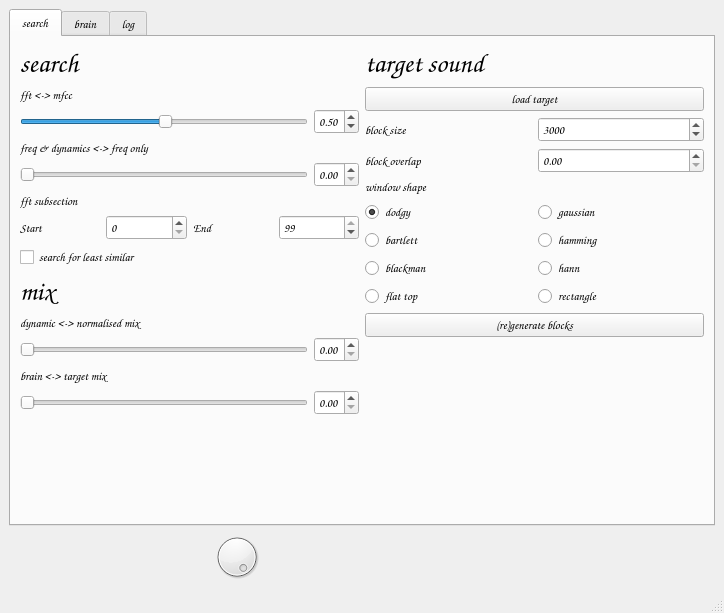
Qt form samplebrain/interface/samplebrain.ui (aeiouaeiouaeiouaeiouaeiouaeiou/samplebrain) before a commit.
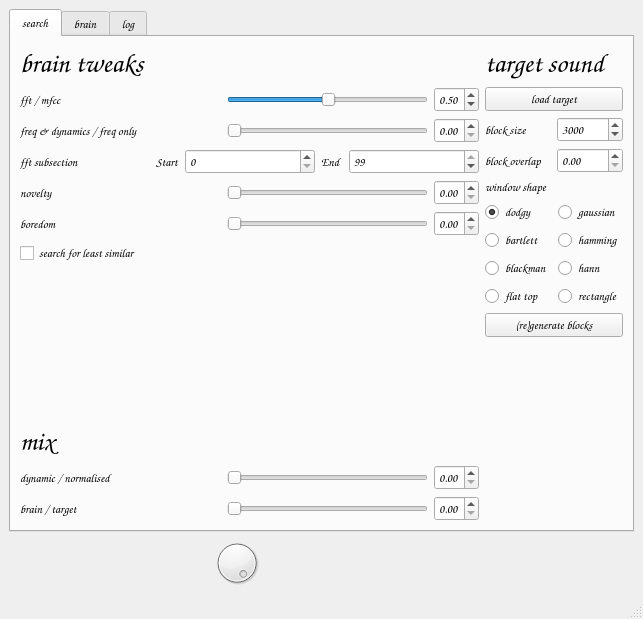
The same form after that commit. Icons and pictures are not drawn.

Commit message: lots of gui work, boredom/novelty sliders, started synaptic stuff

```diff
--- a/samplebrain/interface/samplebrain.ui
+++ b/samplebrain/interface/samplebrain.ui
@@ -6,8 +6,8 @@
    <rect>
     <x>0</x>
     <y>0</y>
-    <width>724</width>
-    <height>613</height>
+    <width>643</width>
+    <height>619</height>
    </rect>
   </property>
   <property name="windowTitle">
@@ -31,7 +31,7 @@
        <attribute name="title">
         <string>search</string>
        </attribute>
-       <layout class="QHBoxLayout" name="horizontalLayout_10">
+       <layout class="QHBoxLayout" name="horizontalLayout_17">
         <item>
          <layout class="QVBoxLayout" name="verticalLayout_3">
           <item>
@@ -45,27 +45,27 @@
              </font>
             </property>
             <property name="text">
-             <string>search</string>
-            </property>
-           </widget>
-          </item>
-          <item>
-           <widget class="QLabel" name="label_6">
-            <property name="font">
-             <font>
-              <family>Comic Sans MS</family>
-              <pointsize>9</pointsize>
-              <weight>75</weight>
-              <bold>true</bold>
-             </font>
-            </property>
-            <property name="text">
-             <string>fft &lt;-&gt; mfcc</string>
+             <string>brain tweaks</string>
             </property>
            </widget>
           </item>
           <item>
            <layout class="QHBoxLayout" name="horizontalLayout_16">
+            <item>
+             <widget class="QLabel" name="label_6">
+              <property name="font">
+               <font>
+                <family>Comic Sans MS</family>
+                <pointsize>9</pointsize>
+                <weight>75</weight>
+                <bold>true</bold>
+               </font>
+              </property>
+              <property name="text">
+               <string>fft / mfcc</string>
+              </property>
+             </widget>
+            </item>
             <item>
              <widget class="QSlider" name="sliderRatio">
               <property name="sizePolicy">
@@ -103,23 +103,23 @@
             </item>
            </layout>
           </item>
-          <item>
-           <widget class="QLabel" name="label_20">
-            <property name="font">
-             <font>
-              <family>Comic Sans MS</family>
-              <pointsize>9</pointsize>
-              <weight>75</weight>
-              <bold>true</bold>
-             </font>
-            </property>
-            <property name="text">
-             <string>freq &amp; dynamics &lt;-&gt; freq only</string>
-            </property>
-           </widget>
-          </item>
           <item>
            <layout class="QHBoxLayout" name="horizontalLayout">
+            <item>
+             <widget class="QLabel" name="label_20">
+              <property name="font">
+               <font>
+                <family>Comic Sans MS</family>
+                <pointsize>9</pointsize>
+                <weight>75</weight>
+                <bold>true</bold>
+               </font>
+              </property>
+              <property name="text">
+               <string>freq &amp; dynamics / freq only</string>
+              </property>
+             </widget>
+            </item>
             <item>
              <widget class="QSlider" name="sliderNRatio">
               <property name="sizePolicy">
@@ -157,25 +157,34 @@
             </item>
            </layout>
           </item>
-          <item>
-           <widget class="QLabel" name="label_7">
-            <property name="font">
-             <font>
-              <family>Comic Sans MS</family>
-              <pointsize>9</pointsize>
-              <weight>75</weight>
-              <bold>true</bold>
-             </font>
-            </property>
-            <property name="text">
-             <string>fft subsection</string>
-            </property>
-           </widget>
-          </item>
           <item>
            <layout class="QHBoxLayout" name="horizontalLayout_3">
+            <item>
+             <widget class="QLabel" name="label_7">
+              <property name="font">
+               <font>
+                <family>Comic Sans MS</family>
+                <pointsize>9</pointsize>
+                <weight>75</weight>
+                <bold>true</bold>
+               </font>
+              </property>
+              <property name="toolTip">
+               <string/>
+              </property>
+              <property name="text">
+               <string>fft subsection</string>
+              </property>
+             </widget>
+            </item>
             <item>
              <widget class="QLabel" name="label_9">
+              <property name="sizePolicy">
+               <sizepolicy hsizetype="Fixed" vsizetype="Preferred">
+                <horstretch>0</horstretch>
+                <verstretch>0</verstretch>
+               </sizepolicy>
+              </property>
               <property name="font">
                <font>
                 <family>Comic Sans MS</family>
@@ -189,10 +198,20 @@
              </widget>
             </item>
             <item>
-             <widget class="QSpinBox" name="spinBoxFFT1Start"/>
+             <widget class="QSpinBox" name="spinBoxFFT1Start">
+              <property name="toolTip">
+               <string>start frequency to use for fft match</string>
+              </property>
+             </widget>
             </item>
             <item>
              <widget class="QLabel" name="label_10">
+              <property name="sizePolicy">
+               <sizepolicy hsizetype="Fixed" vsizetype="Preferred">
+                <horstretch>0</horstretch>
+                <verstretch>0</verstretch>
+               </sizepolicy>
+              </property>
               <property name="font">
                <font>
                 <family>Comic Sans MS</family>
@@ -214,6 +233,126 @@
             </item>
            </layout>
           </item>
+          <item>
+           <layout class="QHBoxLayout" name="horizontalLayout_10">
+            <item>
+             <widget class="QLabel" name="label_24">
+              <property name="font">
+               <font>
+                <family>Comic Sans MS</family>
+                <pointsize>9</pointsize>
+                <weight>75</weight>
+                <bold>true</bold>
+               </font>
+              </property>
+              <property name="toolTip">
+               <string/>
+              </property>
+              <property name="text">
+               <string>novelty</string>
+              </property>
+             </widget>
+            </item>
+            <item>
+             <widget class="QSlider" name="sliderNovelty">
+              <property name="sizePolicy">
+               <sizepolicy hsizetype="Preferred" vsizetype="Fixed">
+                <horstretch>0</horstretch>
+                <verstretch>0</verstretch>
+               </sizepolicy>
+              </property>
+              <property name="toolTip">
+               <string>use new blocks rather than similar ones</string>
+              </property>
+              <property name="value">
+               <number>0</number>
+              </property>
+              <property name="orientation">
+               <enum>Qt::Horizontal</enum>
+              </property>
+             </widget>
+            </item>
+            <item>
+             <widget class="QDoubleSpinBox" name="doubleSpinBoxNovelty">
+              <property name="sizePolicy">
+               <sizepolicy hsizetype="Fixed" vsizetype="Fixed">
+                <horstretch>0</horstretch>
+                <verstretch>0</verstretch>
+               </sizepolicy>
+              </property>
+              <property name="maximum">
+               <double>1.000000000000000</double>
+              </property>
+              <property name="singleStep">
+               <double>0.010000000000000</double>
+              </property>
+              <property name="value">
+               <double>0.000000000000000</double>
+              </property>
+             </widget>
+            </item>
+           </layout>
+          </item>
+          <item>
+           <layout class="QHBoxLayout" name="horizontalLayout_11">
+            <item>
+             <widget class="QLabel" name="label_25">
+              <property name="font">
+               <font>
+                <family>Comic Sans MS</family>
+                <pointsize>9</pointsize>
+                <weight>75</weight>
+                <bold>true</bold>
+               </font>
+              </property>
+              <property name="toolTip">
+               <string/>
+              </property>
+              <property name="text">
+               <string>boredom</string>
+              </property>
+             </widget>
+            </item>
+            <item>
+             <widget class="QSlider" name="sliderBoredom">
+              <property name="sizePolicy">
+               <sizepolicy hsizetype="Preferred" vsizetype="Fixed">
+                <horstretch>0</horstretch>
+                <verstretch>0</verstretch>
+               </sizepolicy>
+              </property>
+              <property name="toolTip">
+               <string>how long it takes for the novelty to ware off</string>
+              </property>
+              <property name="value">
+               <number>0</number>
+              </property>
+              <property name="orientation">
+               <enum>Qt::Horizontal</enum>
+              </property>
+             </widget>
+            </item>
+            <item>
+             <widget class="QDoubleSpinBox" name="doubleSpinBoxBoredom">
+              <property name="sizePolicy">
+               <sizepolicy hsizetype="Fixed" vsizetype="Fixed">
+                <horstretch>0</horstretch>
+                <verstretch>0</verstretch>
+               </sizepolicy>
+              </property>
+              <property name="maximum">
+               <double>1.000000000000000</double>
+              </property>
+              <property name="singleStep">
+               <double>0.010000000000000</double>
+              </property>
+              <property name="value">
+               <double>0.000000000000000</double>
+              </property>
+             </widget>
+            </item>
+           </layout>
+          </item>
           <item>
            <widget class="QCheckBox" name="checkBoxInvert">
             <property name="sizeIncrement">
@@ -233,6 +372,32 @@
             </property>
            </widget>
           </item>
+          <item>
+           <spacer name="horizontalSpacer_2">
+            <property name="orientation">
+             <enum>Qt::Horizontal</enum>
+            </property>
+            <property name="sizeHint" stdset="0">
+             <size>
+              <width>40</width>
+              <height>20</height>
+             </size>
+            </property>
+           </spacer>
+          </item>
+          <item>
+           <spacer name="verticalSpacer_3">
+            <property name="orientation">
+             <enum>Qt::Vertical</enum>
+            </property>
+            <property name="sizeHint" stdset="0">
+             <size>
+              <width>20</width>
+              <height>40</height>
+             </size>
+            </property>
+           </spacer>
+          </item>
           <item>
            <widget class="QLabel" name="label_23">
             <property name="font">
@@ -248,23 +413,23 @@
             </property>
            </widget>
           </item>
-          <item>
-           <widget class="QLabel" name="label_21">
-            <property name="font">
-             <font>
-              <family>Comic Sans MS</family>
-              <pointsize>9</pointsize>
-              <weight>75</weight>
-              <bold>true</bold>
-             </font>
-            </property>
-            <property name="text">
-             <string>dynamic &lt;-&gt; normalised mix</string>
-            </property>
-           </widget>
-          </item>
           <item>
            <layout class="QHBoxLayout" name="horizontalLayout_8">
+            <item>
+             <widget class="QLabel" name="label_21">
+              <property name="font">
+               <font>
+                <family>Comic Sans MS</family>
+                <pointsize>9</pointsize>
+                <weight>75</weight>
+                <bold>true</bold>
+               </font>
+              </property>
+              <property name="text">
+               <string>dynamic / normalised </string>
+              </property>
+             </widget>
+            </item>
             <item>
              <widget class="QSlider" name="sliderNMix">
               <property name="sizePolicy">
@@ -302,23 +467,23 @@
             </item>
            </layout>
           </item>
-          <item>
-           <widget class="QLabel" name="label_22">
-            <property name="font">
-             <font>
-              <family>Comic Sans MS</family>
-              <pointsize>9</pointsize>
-              <weight>75</weight>
-              <bold>true</bold>
-             </font>
-            </property>
-            <property name="text">
-             <string>brain &lt;-&gt; target mix</string>
-            </property>
-           </widget>
-          </item>
           <item>
            <layout class="QHBoxLayout" name="horizontalLayout_9">
+            <item>
+             <widget class="QLabel" name="label_22">
+              <property name="font">
+               <font>
+                <family>Comic Sans MS</family>
+                <pointsize>9</pointsize>
+                <weight>75</weight>
+                <bold>true</bold>
+               </font>
+              </property>
+              <property name="text">
+               <string>brain / target</string>
+              </property>
+             </widget>
+            </item>
             <item>
              <widget class="QSlider" name="sliderTargetMix">
               <property name="sizePolicy">
@@ -359,19 +524,6 @@
             </item>
            </layout>
           </item>
-          <item>
-           <spacer name="verticalSpacer_3">
-            <property name="orientation">
-             <enum>Qt::Vertical</enum>
-            </property>
-            <property name="sizeHint" stdset="0">
-             <size>
-              <width>20</width>
-              <height>40</height>
-             </size>
-            </property>
-           </spacer>
-          </item>
          </layout>
         </item>
         <item>
```
Left out of the diff: 90 changed lines with no effect on the pictures. The commit also changes 19 other files.
